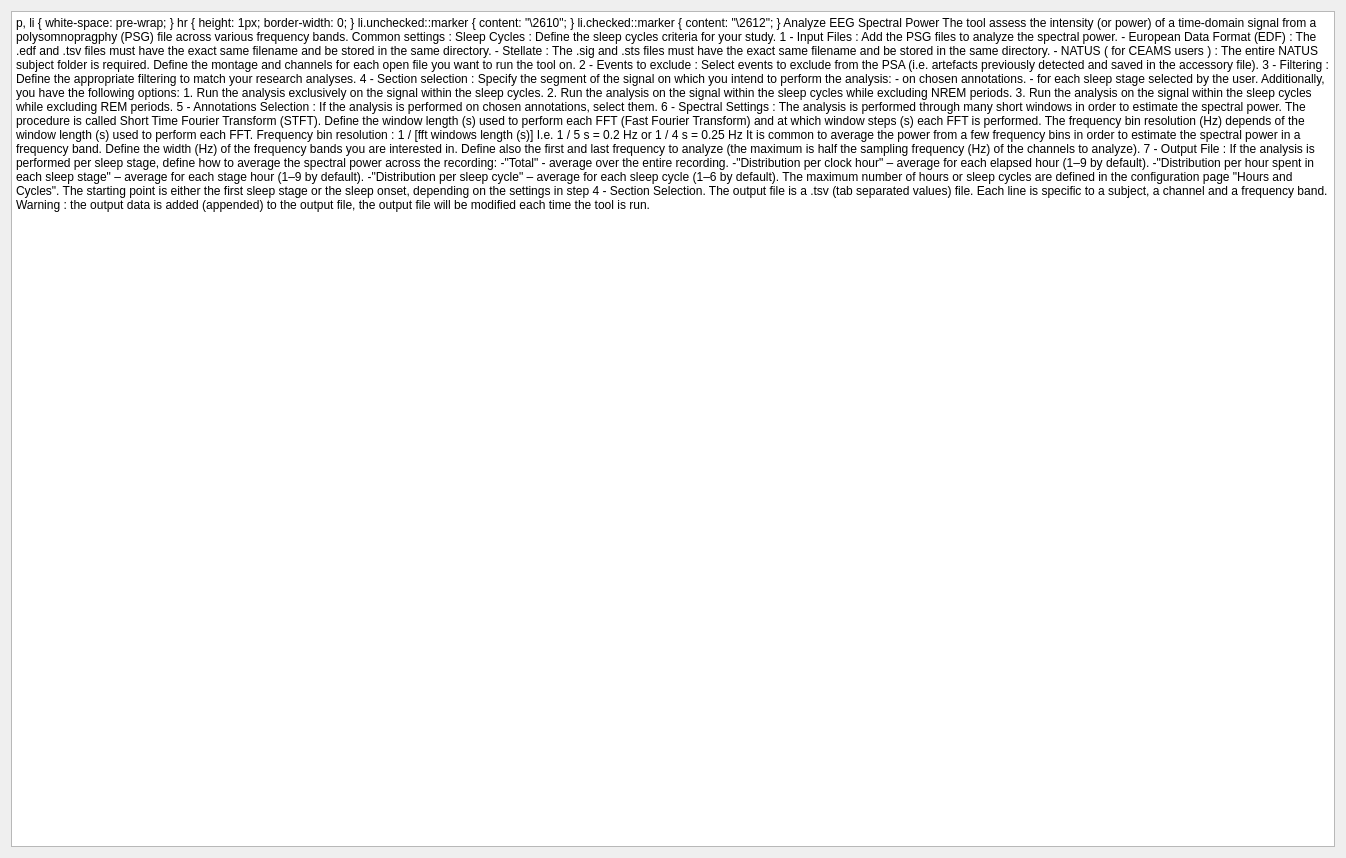
Old version of the form tools/CEAMSTools/PowerSpectralAnalysis/IntroStep/Ui_IntroStep.ui in the repository SnoozToolbox/snooz-package-ceams.
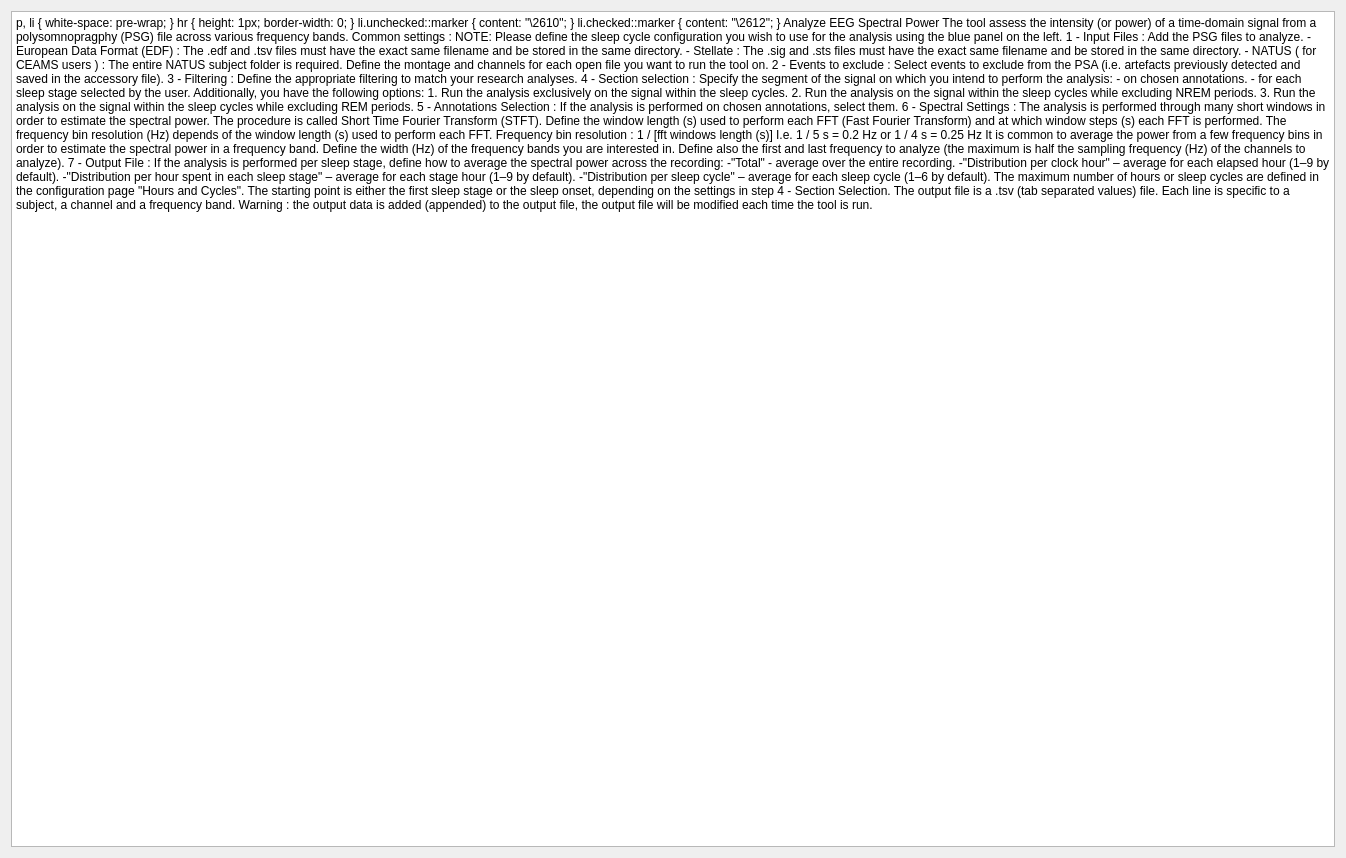
New version of the form.

What changed in the file:
```diff
--- a/tools/CEAMSTools/PowerSpectralAnalysis/IntroStep/Ui_IntroStep.ui
+++ b/tools/CEAMSTools/PowerSpectralAnalysis/IntroStep/Ui_IntroStep.ui
@@ -36,10 +36,10 @@
 &lt;p style=&quot; margin-top:0px; margin-bottom:0px; margin-left:0px; margin-right:0px; -qt-block-indent:0; text-indent:0px;&quot;&gt;The tool assess the intensity (or power) of a time-domain signal from a polysomnopragphy (PSG) file across various frequency bands.&lt;/p&gt;
 &lt;p style=&quot;-qt-paragraph-type:empty; margin-top:0px; margin-bottom:0px; margin-left:0px; margin-right:0px; -qt-block-indent:0; text-indent:0px;&quot;&gt;&lt;br /&gt;&lt;/p&gt;
 &lt;p style=&quot; margin-top:0px; margin-bottom:0px; margin-left:0px; margin-right:0px; -qt-block-indent:0; text-indent:0px;&quot;&gt;Common settings : &lt;/p&gt;
-&lt;p style=&quot; margin-top:0px; margin-bottom:0px; margin-left:0px; margin-right:0px; -qt-block-indent:0; text-indent:0px;&quot;&gt;    Sleep Cycles : Define the sleep cycles criteria for your study. &lt;/p&gt;
+&lt;p style=&quot; margin-top:0px; margin-bottom:0px; margin-left:0px; margin-right:0px; -qt-block-indent:0; text-indent:0px;&quot;&gt;&lt;span style=&quot; font-weight:700; color:#ff0000;&quot;&gt;    NOTE:&lt;/span&gt;&lt;span style=&quot; color:#ff0000;&quot;&gt; Please define the sleep cycle configuration you wish to use for the analysis using the blue panel on the left.&lt;/span&gt;&lt;/p&gt;
 &lt;p style=&quot;-qt-paragraph-type:empty; margin-top:0px; margin-bottom:0px; margin-left:0px; margin-right:0px; -qt-block-indent:0; text-indent:0px;&quot;&gt;&lt;br /&gt;&lt;/p&gt;
 &lt;p style=&quot; margin-top:0px; margin-bottom:0px; margin-left:0px; margin-right:0px; -qt-block-indent:0; text-indent:0px;&quot;&gt;&lt;span style=&quot; text-decoration: underline;&quot;&gt;1 - Input Files :&lt;/span&gt;&lt;/p&gt;
-&lt;p style=&quot; margin-top:0px; margin-bottom:0px; margin-left:0px; margin-right:0px; -qt-block-indent:0; text-indent:0px;&quot;&gt;    Add the PSG files to analyze the spectral power.&lt;/p&gt;
+&lt;p style=&quot; margin-top:0px; margin-bottom:0px; margin-left:0px; margin-right:0px; -qt-block-indent:0; text-indent:0px;&quot;&gt;    Add the PSG files to analyze.&lt;/p&gt;
 &lt;p style=&quot; margin-top:0px; margin-bottom:0px; margin-left:0px; margin-right:0px; -qt-block-indent:0; text-indent:0px;&quot;&gt;&lt;span style=&quot; font-family:'Roboto-Regular';&quot;&gt;   - European Data Format (EDF) : The .edf and .tsv files must have the exact same filename and be stored in the same directory.&lt;/span&gt;&lt;/p&gt;
 &lt;p style=&quot; margin-top:0px; margin-bottom:0px; margin-left:0px; margin-right:0px; -qt-block-indent:0; text-indent:0px;&quot;&gt;&lt;span style=&quot; font-family:'Roboto-Regular';&quot;&gt;   - Stellate : The .sig and .sts files must have the exact same filename and be stored in the same directory.&lt;/span&gt;&lt;/p&gt;
 &lt;p style=&quot; margin-top:0px; margin-bottom:0px; margin-left:0px; margin-right:0px; -qt-block-indent:0; text-indent:0px;&quot;&gt;&lt;span style=&quot; font-family:'Roboto-Regular';&quot;&gt;   - NATUS (&lt;/span&gt;&lt;span style=&quot; font-family:'Roboto-Regular'; font-style:italic;&quot;&gt;for CEAMS users&lt;/span&gt;&lt;span style=&quot; font-family:'Roboto-Regular';&quot;&gt;) : &lt;/span&gt;&lt;span style=&quot; font-family:'MS Shell Dlg 2';&quot;&gt; The entire NATUS subject folder is required.&lt;/span&gt;&lt;/p&gt;
```
